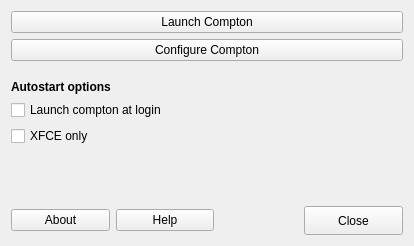
MX-Linux/mx-compton, file app/mxcompton.ui: the form before one commit.
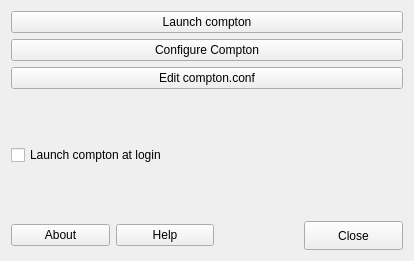
The form after the commit. Icons and pictures are not drawn.

```diff
--- a/app/mxcompton.ui
+++ b/app/mxcompton.ui
@@ -7,7 +7,7 @@
     <x>0</x>
     <y>0</y>
     <width>414</width>
-    <height>246</height>
+    <height>261</height>
    </rect>
   </property>
   <property name="windowTitle">
@@ -19,92 +19,8 @@
    </iconset>
   </property>
   <widget class="QWidget" name="centralWidget">
-   <layout class="QGridLayout" name="gridLayout_3">
-    <item row="0" column="0">
-     <layout class="QGridLayout" name="gridLayout">
-      <item row="0" column="0">
-       <widget class="QPushButton" name="comptonButton">
-        <property name="toolTip">
-         <string>XFCE compositor will be disabled</string>
-        </property>
-        <property name="text">
-         <string>Launch Compton</string>
-        </property>
-        <property name="icon">
-         <iconset theme="view-refresh">
-          <normaloff/>
-         </iconset>
-        </property>
-       </widget>
-      </item>
-      <item row="6" column="0">
-       <widget class="QCheckBox" name="checkXFCEonly">
-        <property name="text">
-         <string>XFCE only</string>
-        </property>
-       </widget>
-      </item>
-      <item row="4" column="0">
-       <widget class="QLabel" name="label_2">
-        <property name="text">
-         <string>&lt;html&gt;&lt;head/&gt;&lt;body&gt;&lt;p&gt;&lt;span style=&quot; font-weight:600;&quot;&gt;Autostart options&lt;/span&gt;&lt;/p&gt;&lt;/body&gt;&lt;/html&gt;</string>
-        </property>
-       </widget>
-      </item>
-      <item row="3" column="0">
-       <spacer name="verticalSpacer">
-        <property name="orientation">
-         <enum>Qt::Vertical</enum>
-        </property>
-        <property name="sizeType">
-         <enum>QSizePolicy::MinimumExpanding</enum>
-        </property>
-        <property name="sizeHint" stdset="0">
-         <size>
-          <width>20</width>
-          <height>13</height>
-         </size>
-        </property>
-       </spacer>
-      </item>
-      <item row="2" column="0">
-       <widget class="QPushButton" name="configureButton">
-        <property name="toolTip">
-         <string>Launch compton-conf configuration tool</string>
-        </property>
-        <property name="text">
-         <string>Configure Compton</string>
-        </property>
-        <property name="icon">
-         <iconset theme="preferences-system">
-          <normaloff/>
-         </iconset>
-        </property>
-       </widget>
-      </item>
-      <item row="5" column="0">
-       <widget class="QCheckBox" name="checkBoxautostart">
-        <property name="text">
-         <string>Launch compton at login</string>
-        </property>
-       </widget>
-      </item>
-     </layout>
-    </item>
+   <layout class="QGridLayout" name="gridLayout">
     <item row="1" column="0">
-     <spacer name="verticalSpacer_2">
-      <property name="orientation">
-       <enum>Qt::Vertical</enum>
-      </property>
-      <property name="sizeHint" stdset="0">
-       <size>
-        <width>20</width>
-        <height>7</height>
-       </size>
-      </property>
-     </spacer>
-    </item>
-    <item row="2" column="0">
      <layout class="QGridLayout" name="gridLayout_2">
       <item row="0" column="2">
        <spacer name="horizontalSpacer1">
@@ -210,6 +126,86 @@
       </item>
      </layout>
     </item>
+    <item row="0" column="0">
+     <layout class="QGridLayout" name="gridLayout_3">
+      <item row="0" column="0">
+       <widget class="QPushButton" name="comptonButton">
+        <property name="toolTip">
+         <string>XFCE compositor will be disabled</string>
+        </property>
+        <property name="text">
+         <string>Launch compton</string>
+        </property>
+        <property name="icon">
+         <iconset theme="view-refresh">
+          <normaloff/>
+         </iconset>
+        </property>
+       </widget>
+      </item>
+      <item row="1" column="0">
+       <widget class="QPushButton" name="configureButton">
+        <property name="toolTip">
+         <string>Launch compton-conf configuration tool</string>
+        </property>
+        <property name="text">
+         <string>Configure Compton</string>
+        </property>
+        <property name="icon">
+         <iconset theme="preferences-system">
+          <normaloff/>
+         </iconset>
+        </property>
+       </widget>
+      </item>
+      <item row="2" column="0">
+       <widget class="QPushButton" name="pushButton">
+        <property name="text">
+         <string>Edit compton.conf</string>
+        </property>
+        <property name="icon">
+         <iconset theme="edit"/>
+        </property>
+       </widget>
+      </item>
+      <item row="3" column="0">
+       <spacer name="verticalSpacer">
+        <property name="orientation">
+         <enum>Qt::Vertical</enum>
+        </property>
+        <property name="sizeType">
+         <enum>QSizePolicy::MinimumExpanding</enum>
+        </property>
+        <property name="sizeHint" stdset="0">
+         <size>
+          <width>20</width>
+          <height>13</height>
+         </size>
+        </property>
+       </spacer>
+      </item>
+      <item row="4" column="0">
+       <widget class="QCheckBox" name="checkBoxautostart">
+        <property name="text">
+         <string>Launch compton at login</string>
+        </property>
+       </widget>
+      </item>
+      <item row="5" column="0">
+       <spacer name="verticalSpacer_2">
+        <property name="orientation">
+         <enum>Qt::Vertical</enum>
+        </property>
+        <property name="sizeHint" stdset="0">
+         <size>
+          <width>20</width>
+          <height>7</height>
+         </size>
+        </property>
+       </spacer>
+      </item>
+     </layout>
+    </item>
    </layout>
   </widget>
  </widget>
```
